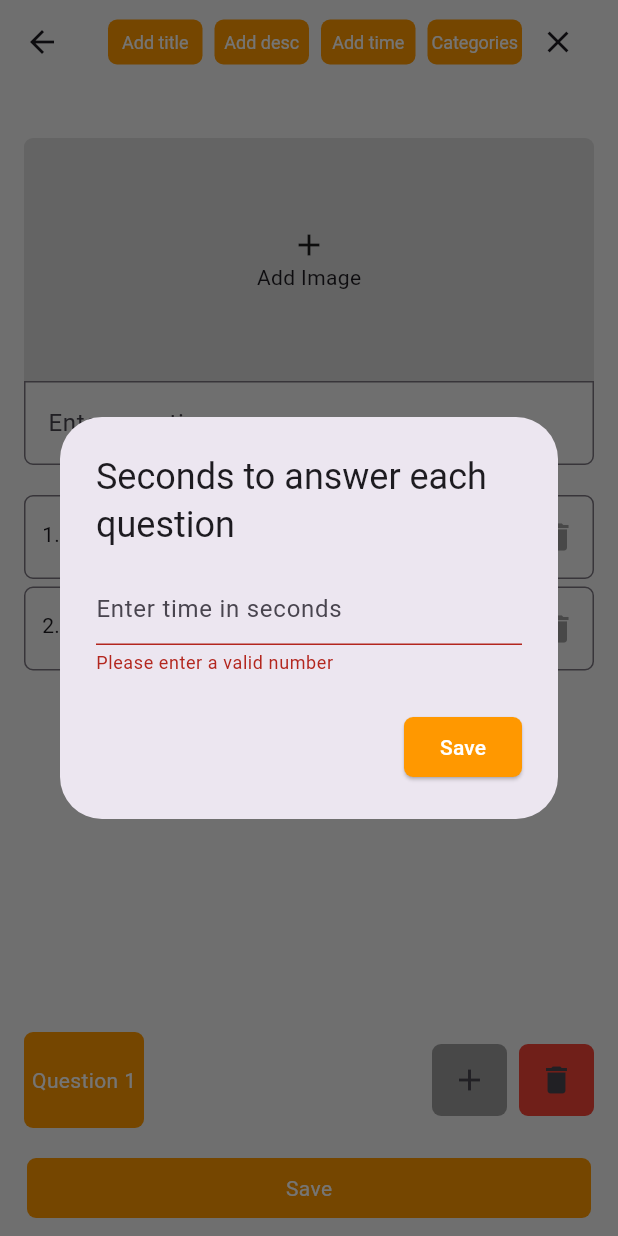
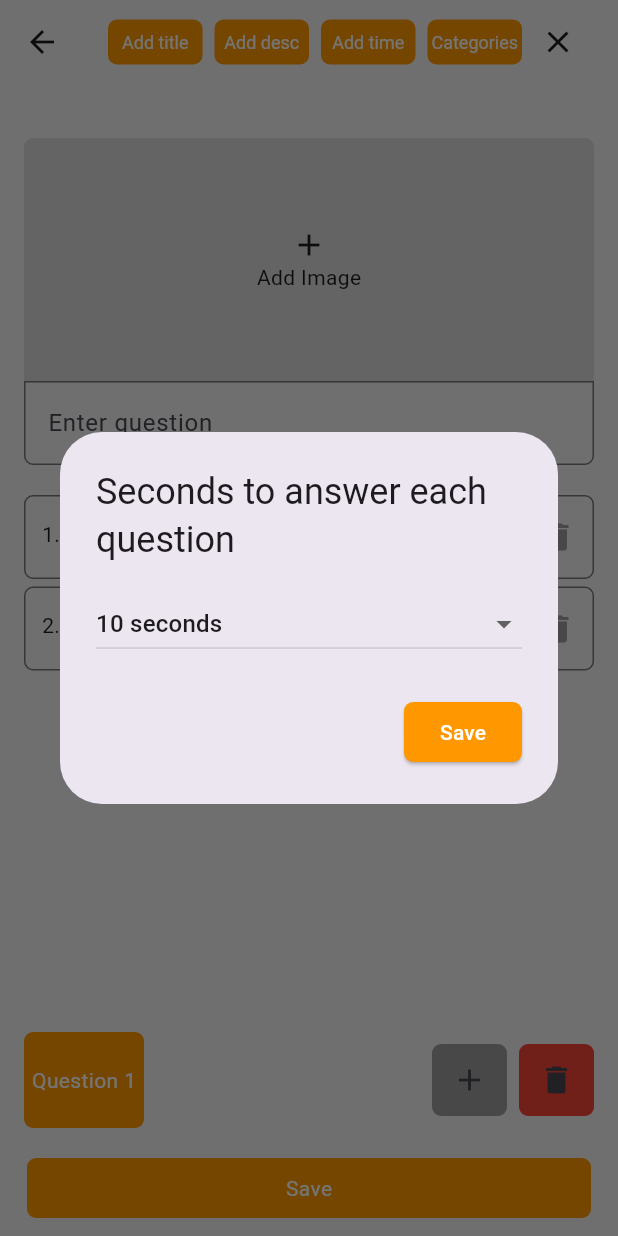
Before and after one commit to avnit-1302/quizapp, a Flutter app: the CreateQuiz screen opened directly, after a tap on "Add time", on a phone screen of 412 x 824 dp. Run offline on Flutter 3.47's test engine with Material 3 defaults, Android fonts, the light colour scheme and no system bars; our stand-ins replace audioplayers, flutter_riverpod, google_fonts, image_picker, permission_handler, shared_preferences; missing offline and left inert: stomp_dart_client; accounts and stored records are empty; network calls fail; statements that could not run were skipped; project files that could hold a hidden picture were left out.

Commit message:
dropdown menu for amount of time in creating quiz

```diff
--- a/client/lib/screens/quiz/create_quiz.dart
+++ b/client/lib/screens/quiz/create_quiz.dart
@@ -179,55 +179,47 @@ class CreateQuizState extends ConsumerState<CreateQuiz> {
   }
 
   void showTimePopup(ThemeData theme) {
+    List<int> timeOptions = [for (int i = 10; i <= 120; i += 5) i];
+
+    int selectedTime = timeOptions.first;
+
     showDialog(
       context: context,
       builder: (context) {
+        return StatefulBuilder(
+          builder: (context, setState) {
             return AlertDialog(
               title: const Text("Seconds to answer each question"),
-          content: Theme(
-            data: Theme.of(context).copyWith(
-              textSelectionTheme: TextSelectionThemeData(
-                cursorColor: theme.primaryColor,
-                selectionColor: theme.primaryColor,
-              ),
-            ),
-            child: TextField(
-              controller: timeController,
-              keyboardType: TextInputType.number,
-              decoration: InputDecoration(
-                hintText: "Enter time in seconds",
-                enabledBorder: OutlineInputBorder(
-                  borderSide: BorderSide(
-                    color: Colors.black,
-                    width: 2.0,
-                  ),
-                  borderRadius: BorderRadius.circular(8.0),
-                ),
-                focusedBorder: OutlineInputBorder(
-                  borderSide: BorderSide(
-                    color: theme.primaryColor,
-                    width: 2.0,
-                  ),
-                  borderRadius: BorderRadius.circular(8.0),
-                ),
-                errorText:
-                    _isValidTime() ? null : "Please enter a valid number",
-              ),
-              onChanged: (value) {
-                (context as Element).markNeedsBuild();
+              content: DropdownButton<int>(
+                isExpanded: true,
+                value: selectedTime,
+                onChanged: (int? newValue) {
+                  if (newValue != null) {
+                    setState(() {
+                      selectedTime = newValue;
+                    });
+                  }
                 },
-            ),
+                items: timeOptions.map<DropdownMenuItem<int>>((int value) {
+                  return DropdownMenuItem<int>(
+                    value: value,
+                    child: Text("$value seconds"),
+                  );
+                }).toList(),
               ),
               actions: [
                 SmallTextButton(
                   text: "Save",
                   onPressed: () {
-                if (_isValidTime()) {
+                    setState(() {
+                      timeController.text = selectedTime.toString();
+                    });
                     Navigator.pop(context);
-                }
                   },
                 ),
               ],
+            );
+          },
         );
       },
     );
@@ -396,7 +388,8 @@ class CreateQuizState extends ConsumerState<CreateQuiz> {
 
         for (int i = 0; i < controllers.length; i++) {
           if (i < questions[_selectedIndex].options.length) {
-            controllers[i].text = questions[_selectedIndex].options[i].optionText;
+            controllers[i].text =
+                questions[_selectedIndex].options[i].optionText;
           } else {
             controllers[i].clear();
           }
@@ -484,11 +477,10 @@ class CreateQuizState extends ConsumerState<CreateQuiz> {
       setState(() {
         loading = false;
       });
-      ErrorHandler.showOverlayError(context, "Title must be less than 50 chars");
+      ErrorHandler.showOverlayError(
+          context, "Title must be less than 50 chars");
       return;
     }
-
-
 
     if (descriptionController.text.isEmpty) {
       setState(() {
@@ -529,7 +521,8 @@ class CreateQuizState extends ConsumerState<CreateQuiz> {
       setState(() {
         loading = false;
       });
-      ErrorHandler.showOverlayError(context, "Time must be less than 120 seconds");
+      ErrorHandler.showOverlayError(
+          context, "Time must be less than 120 seconds");
       return;
     }
 
```
Lines whose indentation alone changed are shown as unchanged.
